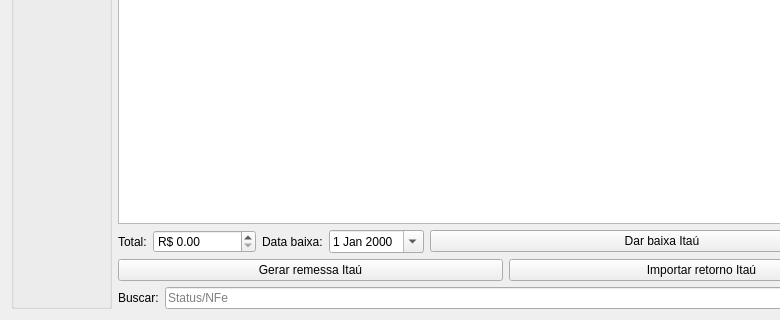
Old version of the form ui/widgetgare.ui in the repository darktorres/ERP-STACCATO; both pictures show x 0 to 780 and y 226 to 546 of the 905 by 546 pixel window.
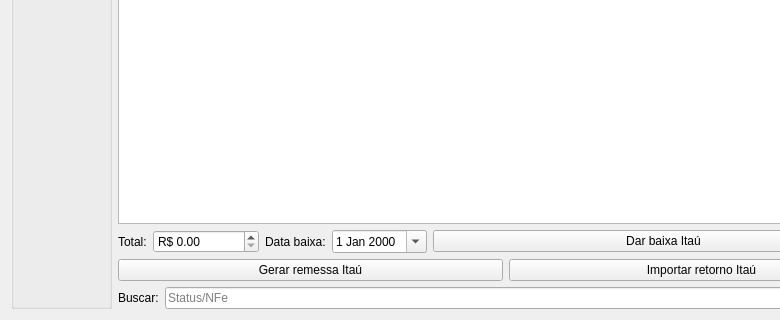
New version of the form. Custom widgets are drawn as their Qt base class.

```diff
--- a/ui/widgetgare.ui
+++ b/ui/widgetgare.ui
@@ -86,6 +86,9 @@
          <verstretch>0</verstretch>
         </sizepolicy>
        </property>
+       <property name="showGroupSeparator" stdset="0">
+        <bool>true</bool>
+       </property>
        <property name="prefix">
         <string>R$ </string>
        </property>
```
